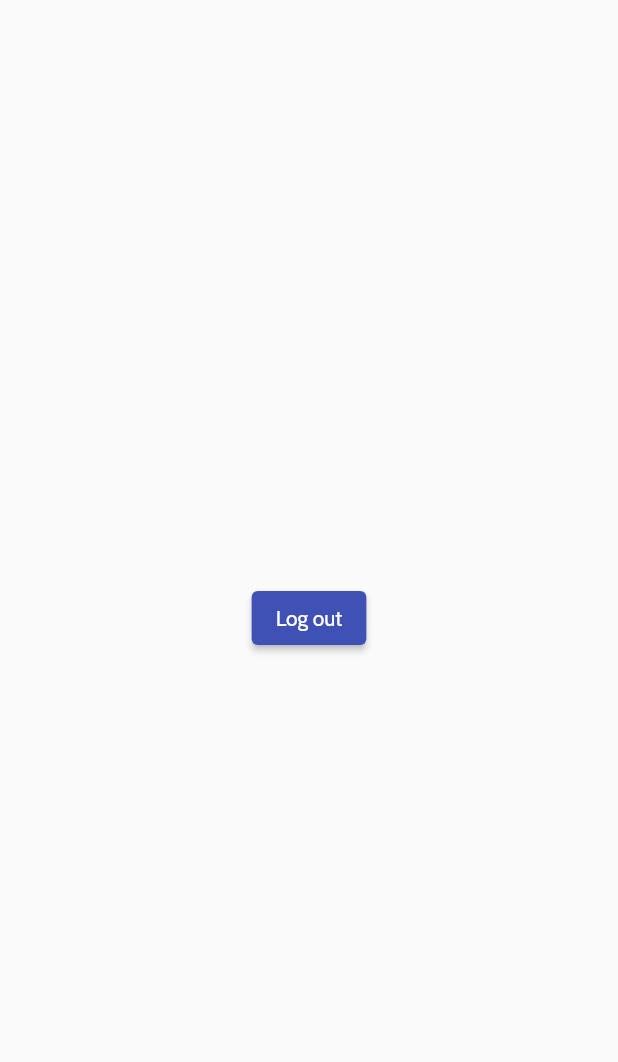
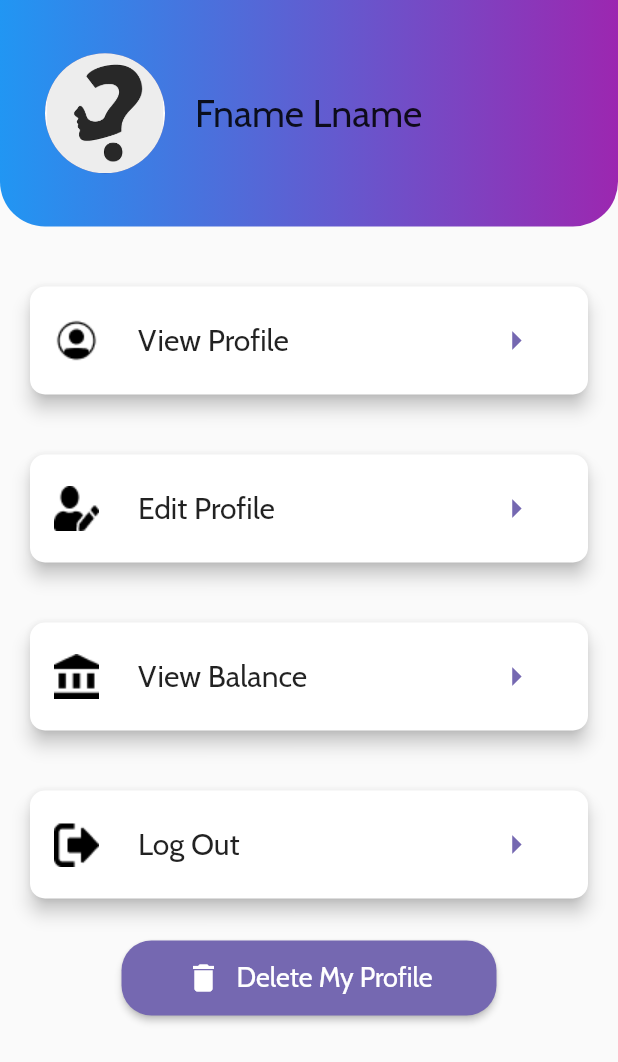
Before and after one commit to harshbhalala-04/StartupFundingApp-SDP, a Flutter app: the InvestorProfileScreen widget shown alone on an empty page, opened directly, on a phone screen of 412 x 824 dp. Shown: the top 1062 px of the screen. Run offline on Flutter 3.47's test engine with Material 2 defaults, Android fonts, the light colour scheme and no system bars; our stand-ins replace cached_network_image, cloud_firestore, dio, dropdown_search, file_picker, firebase_auth and 10 more; accounts and stored records are empty.

```diff
--- a/lib/screens/investors/investor_profile_screen.dart
+++ b/lib/screens/investors/investor_profile_screen.dart
@@ -5,6 +5,7 @@ import 'package:flutter/material.dart';
 import 'package:get/get.dart';
 import 'package:shared_preferences/shared_preferences.dart';
 import 'package:startupfunding/screens/start_screen.dart';
+import 'package:startupfunding/widgets/custom_card.dart';
 
 class InvestorProfileScreen extends StatelessWidget {
   const InvestorProfileScreen({Key? key}) : super(key: key);
@@ -17,14 +18,105 @@ class InvestorProfileScreen extends StatelessWidget {
 
   @override
   Widget build(BuildContext context) {
-    return Center(
-      child: ElevatedButton(
-        onPressed: () {
-          FirebaseAuth.instance.signOut();
-          Get.off(StartScreen());
-          removeSharedPreferences();
-        },
-        child: Text("Log out"),
+    return SingleChildScrollView(
+      child: Column(
+        children: [
+          Container(
+            height: 151,
+            width: MediaQuery.of(context).size.width,
+            decoration: BoxDecoration(
+                gradient: LinearGradient(
+                    begin: Alignment.centerLeft,
+                    end: Alignment.centerRight,
+                    colors: <Color>[Colors.blue, Colors.purple]),
+                borderRadius: BorderRadius.only(
+                    bottomLeft: Radius.circular(30),
+                    bottomRight: Radius.circular(30)),
+                color: Colors.deepPurpleAccent),
+            child: Row(
+              mainAxisAlignment: MainAxisAlignment.start,
+              children: <Widget>[
+                Padding(
+                  padding: const EdgeInsets.fromLTRB(30, 10, 10, 10),
+                  child: CircleAvatar(
+                    radius: 40.0,
+                    backgroundImage: AssetImage("assets/test_image.png"),
+                  ),
+                ),
+                SizedBox(
+                  width: 10,
+                ),
+                Text(
+                  "Fname Lname",
+                  style: TextStyle(
+                    fontFamily: "Cabin",
+                    fontSize: 25,
+                  ),
+                ),
+              ],
+            ),
+          ),
+          SizedBox(height: 20),
+          InkWell(
+              onTap: () {},
+              child: CustomCard(
+                  iconImage: "assets/view_profile_icon.png",
+                  title: "View Profile")),
+          InkWell(
+              onTap: () {},
+              child: CustomCard(
+                  iconImage: "assets/edit_profile_icon.png",
+                  title: "Edit Profile")),
+          InkWell(
+              onTap: () {},
+              child: CustomCard(
+                  iconImage: "assets/view_balance_icon.png",
+                  title: "View Balance")),
+          InkWell(
+              onTap: () {
+                FirebaseAuth.instance.signOut();
+                Get.off(StartScreen());
+                removeSharedPreferences();
+              },
+              child: CustomCard(
+                  iconImage: "assets/logout_icon.png", title: "Log Out")),
+          Padding(
+            padding: const EdgeInsets.all(8.0),
+            child: Container(
+              height: 50,
+              width: 250,
+              child: ElevatedButton(
+                onPressed: () {},
+                style: ElevatedButton.styleFrom(
+                    shape: RoundedRectangleBorder(
+                      borderRadius: BorderRadius.all(
+                        Radius.circular(20),
+                      ),
+                    ),
+                    primary: Theme.of(context).primaryColor),
+                child: Row(
+                  mainAxisAlignment: MainAxisAlignment.center,
+                  children: [
+                    Icon(Icons.delete),
+                    SizedBox(
+                      width: 10,
+                    ),
+                    Text(
+                      "Delete My Profile",
+                      style: TextStyle(
+                        fontFamily: "Cabin",
+                        fontSize: 18,
+                      ),
+                    ),
+                  ],
+                ),
+              ),
+            ),
+          ),
+          SizedBox(
+            height: 40,
+          ),
+        ],
       ),
     );
   }
```
Also changed, not shown: lib/screens/investors/startup_detail_screen.dart (+20 -11 lines), lib/screens/startup/startup_profile_management_screen/startup_edit_profile_screen.dart (added, +12 -0 lines), lib/screens/startup/startup_profile_management_screen/startup_view_balance_screen.dart (added, +12 -0 lines), lib/screens/startup/startup_profile_management_screen/startup_view_profile_screen.dart (added, +12 -0 lines), lib/screens/startup/startup_profile_screen.dart (+18 -3 lines).
